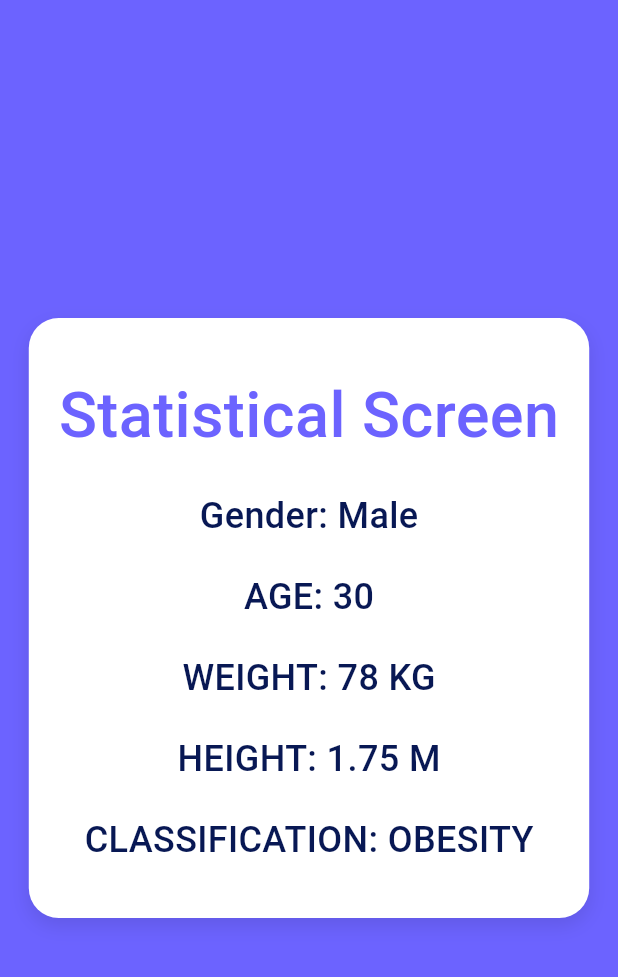
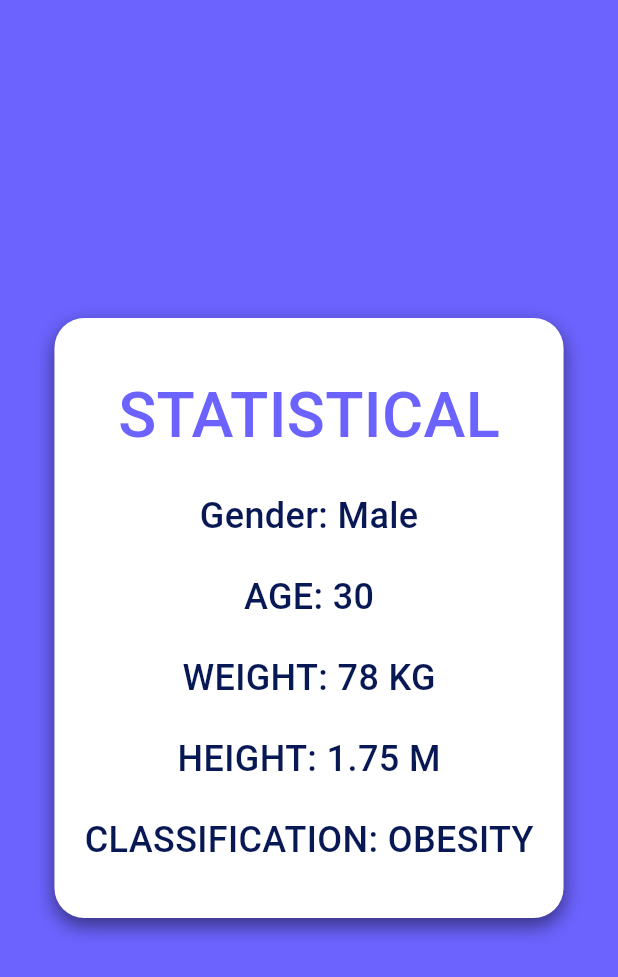
Before and after one commit to mazdon9/bmi_calculator, a Flutter app: the StatisticalScreen screen opened by its route, on a phone screen of 412 x 824 dp. Shown: the top 977 px of the screen. Run offline on Flutter 3.47's test engine with Material 3 defaults, Android fonts, the phone set to English and light mode, and no system bars; Roboto replaces fonts that are missing (Inter-Medium).

Commit message:
message: fix to clean code

```diff
--- a/lib/screen/statistical_screen.dart
+++ b/lib/screen/statistical_screen.dart
@@ -20,7 +20,7 @@ class StatisticalScreen extends StatelessWidget {
             borderRadius: BorderRadius.circular(20),
             boxShadow: [
               BoxShadow(
-                color: Colors.black.withValues(alpha: 0.1),
+                color: Colors.black.withValues(alpha: 0.5),
                 blurRadius: 10,
                 offset: Offset(0, 5),
               ),
@@ -30,7 +30,7 @@ class StatisticalScreen extends StatelessWidget {
             mainAxisAlignment: MainAxisAlignment.center,
 
             children: [
-              Text('Statistical Screen', style: AppTextStyle.textFontM42W500),
+              Text('STATISTICAL', style: AppTextStyle.textFontM42W500),
               SizedBox(height: 20),
               Text(
                 'Gender: ${gender.value ? 'Female' : 'Male'}',
```
